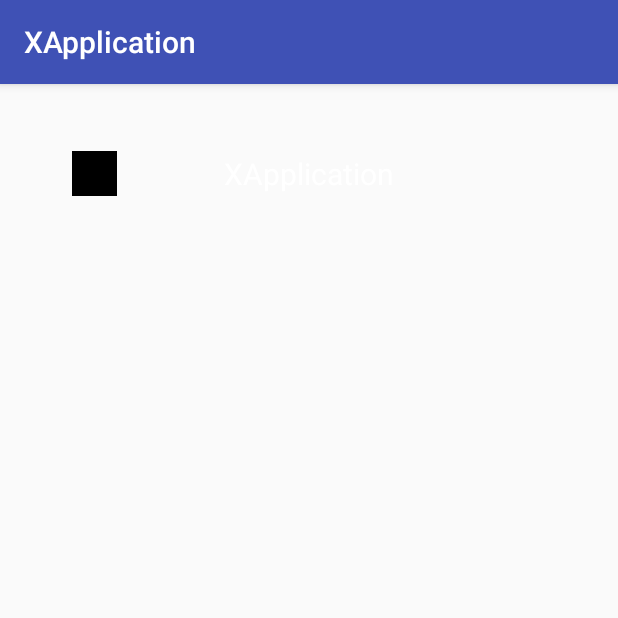
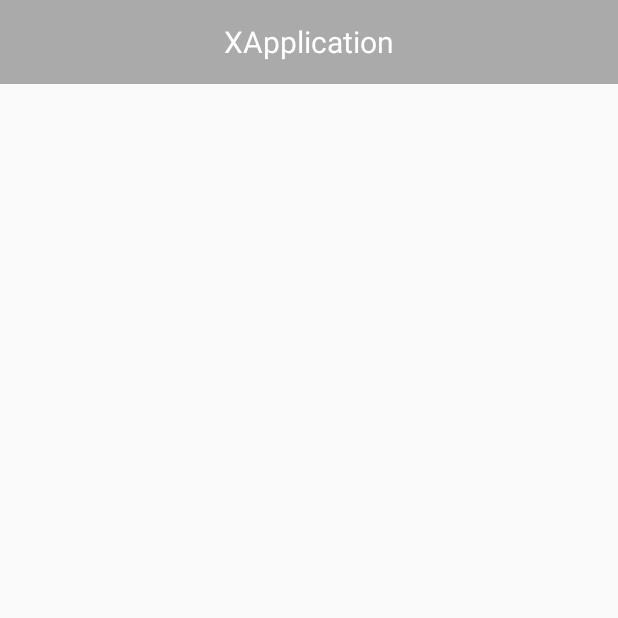
Before and after one commit to gitforwfy/Wlib, an Android app: the TitleActivity screen opened directly, with no data from a screen before it, on a phone screen of 412 x 824 dp, the top half of it. Run offline under Robolectric (Android 15) with nearby library versions, the phone set to English and light mode, and no system bars; network calls fail.

Commit message:
Signed-off-by: fengyuan <446950883@qq.com>

```diff
--- a/app/src/main/java/com/wfy/test/activity/DBActivity.java
+++ b/app/src/main/java/com/wfy/test/activity/DBActivity.java
@@ -19,13 +19,13 @@ import android.widget.Toast;
 import com.wfy.test.R;
 import com.wfy.test.bean.Worker;
 import com.wfy.test.db.WorkDao;
-import com.wuzhou.wlibrary.page.BaseActivity;
+import com.wuzhou.wlibrary.page.TitleActivity;
 import com.wuzhou.wlibrary.utils.WLog;
 
 import java.util.ArrayList;
 import java.util.List;
 
-public class DBActivity extends BaseActivity implements SwipeRefreshLayout.OnRefreshListener {
+public class DBActivity extends TitleActivity implements SwipeRefreshLayout.OnRefreshListener {
     WorkDao dao;
     EditText etv_query;
     EditText etv_jobNum;
@@ -37,6 +37,7 @@ public class DBActivity extends BaseActivity implements SwipeRefreshLayout.OnRef
     protected void onCreate(Bundle savedInstanceState) {
         super.onCreate(savedInstanceState);
         setContentView(R.layout.activity_db);
+        setTitle("数据库示例");
         etv_query = (EditText) findViewById(R.id.etv_query);
         etv_jobNum = (EditText) findViewById(R.id.etv_jobNum);
         etv_name= (EditText) findViewById(R.id.etv_name);
--- a/app/src/main/java/com/wfy/test/activity/EventActivity.java
+++ b/app/src/main/java/com/wfy/test/activity/EventActivity.java
@@ -8,17 +8,18 @@ import com.wfy.test.R;
 import com.wfy.test.event.Cat;
 import com.wuzhou.wlibrary.event.EventManager;
 import com.wuzhou.wlibrary.event.MessageEvent;
-import com.wuzhou.wlibrary.page.BaseActivity;
+import com.wuzhou.wlibrary.page.TitleActivity;
 
 import org.greenrobot.eventbus.Subscribe;
 import org.greenrobot.eventbus.ThreadMode;
 
-public class EventActivity extends BaseActivity {
+public class EventActivity extends TitleActivity {
     private TextView tv_num;
     @Override
     protected void onCreate(Bundle savedInstanceState) {
         super.onCreate(savedInstanceState);
         setContentView(R.layout.activity_event);
+        setTitle("event示例");
         tv_num= (TextView) findViewById(R.id.tv_num);
     }
 
--- a/app/src/main/java/com/wfy/test/activity/HttpActivity.java
+++ b/app/src/main/java/com/wfy/test/activity/HttpActivity.java
@@ -7,19 +7,20 @@ import android.widget.TextView;
 import com.wfy.test.R;
 import com.wfy.test.net.WeatherService;
 import com.wuzhou.wlibrary.http.RetrofitServiceManager;
-import com.wuzhou.wlibrary.page.BaseActivity;
+import com.wuzhou.wlibrary.page.TitleActivity;
 
 import retrofit2.Call;
 import retrofit2.Callback;
 import retrofit2.Response;
 
-public class HttpActivity extends BaseActivity {
+public class HttpActivity extends TitleActivity {
     private TextView tv_http;
     private WeatherService weatherService;
     @Override
     protected void onCreate(Bundle savedInstanceState) {
         super.onCreate(savedInstanceState);
         setContentView(R.layout.activity_http);
+        setTitle("网络请求示例");
         tv_http= (TextView) findViewById(R.id.tv_http);
         weatherService =RetrofitServiceManager.getInstance().create(WeatherService.class);
 
--- a/app/src/main/java/com/wfy/test/activity/ImageLoaderActivity.java
+++ b/app/src/main/java/com/wfy/test/activity/ImageLoaderActivity.java
@@ -14,11 +14,11 @@ import android.widget.ListView;
 
 import com.wfy.test.R;
 import com.wuzhou.wlibrary.imageloader.Image;
-import com.wuzhou.wlibrary.page.BaseActivity;
+import com.wuzhou.wlibrary.page.TitleActivity;
 
 import java.util.LinkedList;
 
-public class ImageLoaderActivity extends BaseActivity implements SwipeRefreshLayout.OnRefreshListener {
+public class ImageLoaderActivity extends TitleActivity implements SwipeRefreshLayout.OnRefreshListener {
     private int page_size=8;
     private SwipeRefreshLayout swp;
     private ListView lv;
@@ -29,6 +29,7 @@ public class ImageLoaderActivity extends BaseActivity implements SwipeRefreshLay
     protected void onCreate(Bundle savedInstanceState) {
         super.onCreate(savedInstanceState);
         setContentView(R.layout.activity_image_loader);
+        setTitle("图片缓存示例");
         lv= (ListView) findViewById(R.id.lv);
         swp= (SwipeRefreshLayout) findViewById(R.id.swp);
         swp.setOnRefreshListener(this);
--- a/app/src/main/res/values/styles.xml
+++ b/app/src/main/res/values/styles.xml
@@ -1,7 +1,7 @@
 <resources>
 
     <!-- Base application theme. -->
-    <style name="AppTheme" parent="Theme.AppCompat.Light.DarkActionBar">
+    <style name="AppTheme" parent="Theme.AppCompat.Light.NoActionBar">
         <!-- Customize your theme here. -->
         <item name="colorPrimary">@color/colorPrimary</item>
         <item name="colorPrimaryDark">@color/colorPrimaryDark</item>
--- a/wlibrary/src/main/java/com/wuzhou/wlibrary/page/BaseActivity.java
+++ b/wlibrary/src/main/java/com/wuzhou/wlibrary/page/BaseActivity.java
@@ -12,8 +12,6 @@ import com.wuzhou.xlibrary.R;
 public class BaseActivity extends AppCompatActivity {
     protected String TAG=this.getClass().getSimpleName();
     protected Activity mActivity;
-    protected String user_id;
-
     public FrameLayout f_content;
     @Override
     protected void onCreate(Bundle savedInstanceState) {
--- a/wlibrary/src/main/java/com/wuzhou/wlibrary/page/TitleActivity.java
+++ b/wlibrary/src/main/java/com/wuzhou/wlibrary/page/TitleActivity.java
@@ -10,6 +10,9 @@ import android.widget.TextView;
 
 import com.wuzhou.xlibrary.R;
 
+/**
+ * 常规title继承，特殊的继承base自己定义
+ */
 public class TitleActivity extends BaseActivity {
     protected Toolbar toolbar;
     protected FrameLayout t_content;
@@ -25,7 +28,8 @@ public class TitleActivity extends BaseActivity {
         imv_back= (ImageView) findViewById(R.id.imv_back);
         tv_title= (TextView) findViewById(R.id.tv_title);
         imv_right= (ImageView) findViewById(R.id.imv_right);
-        showBack(true);
+        showBack(false);
+        showTitleRight(false);
         imv_back.setOnClickListener(new View.OnClickListener() {
             @Override
             public void onClick(View view) {
--- a/wlibrary/src/main/res/layout/activity_base.xml
+++ b/wlibrary/src/main/res/layout/activity_base.xml
@@ -5,10 +5,6 @@
     xmlns:tools="http://schemas.android.com/tools"
     android:layout_width="match_parent"
     android:layout_height="match_parent"
-    android:paddingBottom="@dimen/activity_vertical_margin"
-    android:paddingLeft="@dimen/activity_horizontal_margin"
-    android:paddingRight="@dimen/activity_horizontal_margin"
-    android:paddingTop="@dimen/activity_vertical_margin"
     tools:context="com.wuzhou.wlibrary.page.BaseActivity">
 
 </FrameLayout>
--- a/wlibrary/src/main/res/layout/activity_title.xml
+++ b/wlibrary/src/main/res/layout/activity_title.xml
@@ -3,16 +3,13 @@
     xmlns:tools="http://schemas.android.com/tools"
     android:layout_width="match_parent"
     android:layout_height="match_parent"
-    android:paddingBottom="@dimen/activity_vertical_margin"
-    android:paddingLeft="@dimen/activity_horizontal_margin"
-    android:paddingRight="@dimen/activity_horizontal_margin"
-    android:paddingTop="@dimen/activity_vertical_margin"
     android:orientation="vertical"
     tools:context="com.wuzhou.wlibrary.page.TitleActivity">
     <android.support.v7.widget.Toolbar
+        android:id="@+id/toolbar"
         android:layout_width="match_parent"
         android:layout_height="wrap_content"
-        android:id="@+id/toolbar"
+        android:background="@android:color/darker_gray"
         >
         <ImageView
             android:id="@+id/imv_back"
```
